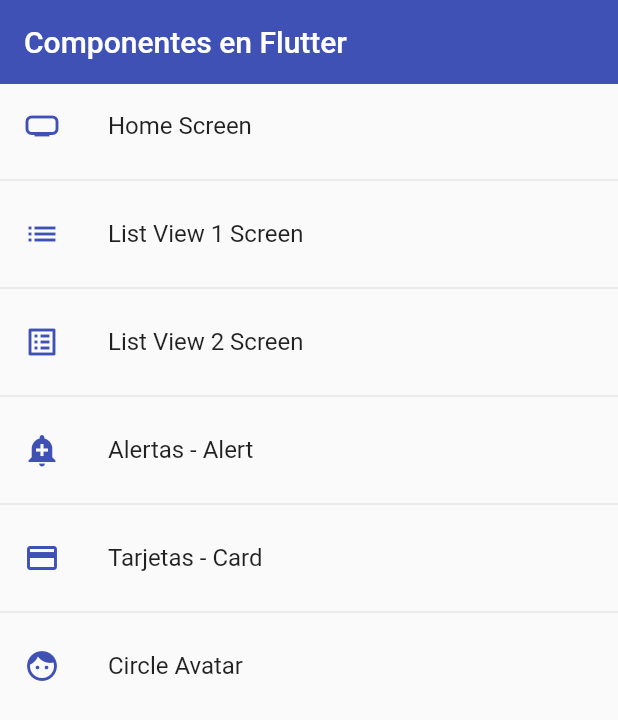
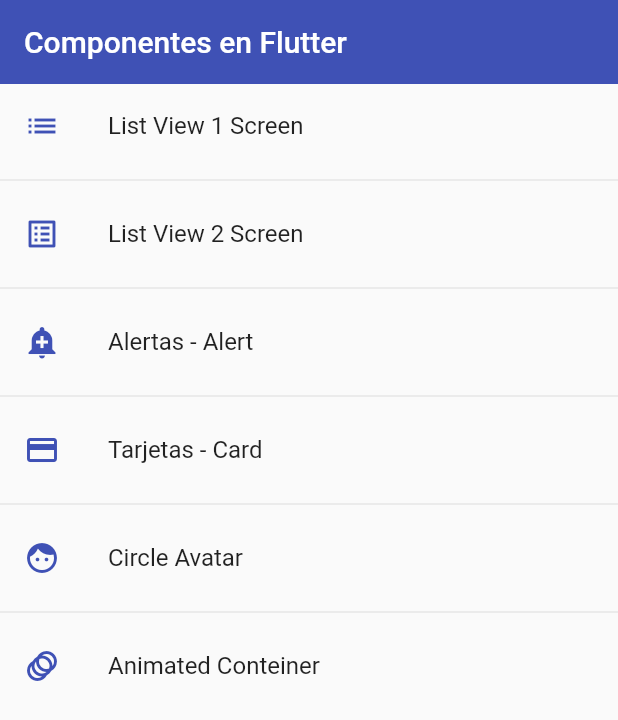
Before and after one commit to 3bort/cursoFlutter, a Flutter app: the screen it shows after launch, on a phone screen of 412 x 824 dp. Shown: the top 720 px of the screen. Run offline on Flutter 3.47's test engine with Material 2 defaults, Android fonts, the phone set to English and light mode, and no system bars; missing offline and left inert: dart:ffi.

Commit message:
Lección 6 (Componentes) - Widget Container
Explicación del widget container y animation container

```diff
--- a/lesson_6/components/fl_components/lib/router/app_routes.dart
+++ b/lesson_6/components/fl_components/lib/router/app_routes.dart
@@ -7,12 +7,12 @@ class AppRoutes {
   static const initialRoute = 'home';
 
   static final menuOptions = <MenuOption>[
-    MenuOption(
-      route: 'home',
-      name: 'Home Screen',
-      screen: const HomeScreen(),
-      icon: Icons.home_max_sharp,
-    ),
+    // MenuOption(
+    //   route: 'home',
+    //   name: 'Home Screen',
+    //   screen: const HomeScreen(),
+    //   icon: Icons.home_max_sharp,
+    // ),
     MenuOption(
       route: 'listview1',
       name: 'List View 1 Screen',
@@ -42,11 +42,19 @@ class AppRoutes {
       screen: const AvatarScreen(),
       icon: Icons.face,
     ),
+
+    MenuOption(
+      route: 'animated',
+      name: 'Animated Conteiner',
+      screen: const AnimatedScreen(),
+      icon: Icons.animation,
+    ),
+
   ];
 
   static Map<String, Widget Function(BuildContext)> getAppRoutes() {
     Map<String, Widget Function(BuildContext)> appRoutes = {};
-
+    appRoutes.addAll({'home': (BuildContext context) => const HomeScreen()});
     for (final option in menuOptions) {
       appRoutes.addAll({option.route: (BuildContext context) => option.screen});
     }
--- a/lesson_6/components/fl_components/lib/screens/screens.dart
+++ b/lesson_6/components/fl_components/lib/screens/screens.dart
@@ -6,3 +6,4 @@ export 'package:fl_components/screens/listview2_screen.dart';
 export 'package:fl_components/screens/listview1_screen.dart';
 export 'package:fl_components/screens/home_screen.dart';
 export 'package:fl_components/screens/avatar_screen.dart';
+export 'package:fl_components/screens/animated_screen.dart';
```
Also changed, not shown: lesson_6/components/fl_components/lib/screens/animated_screen.dart (added, +56 -0 lines).
